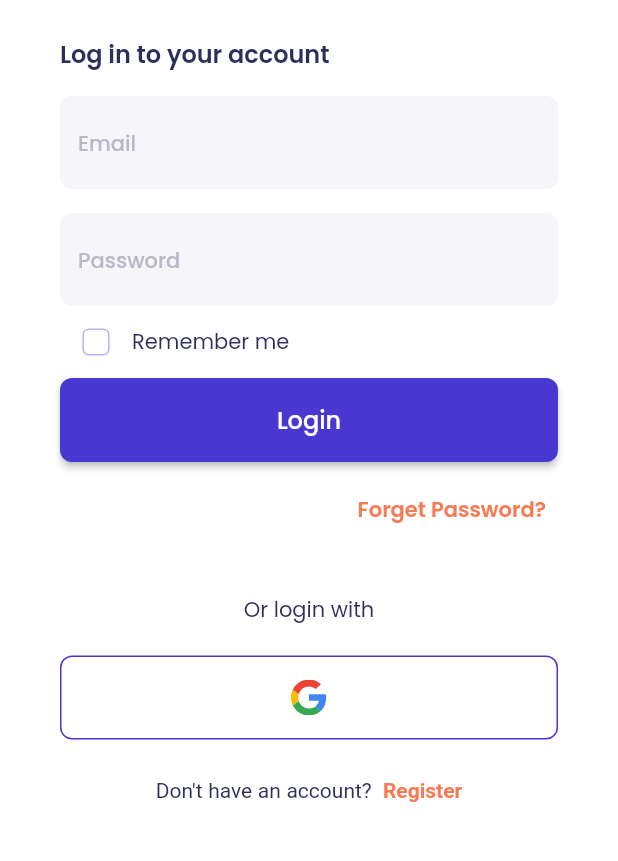
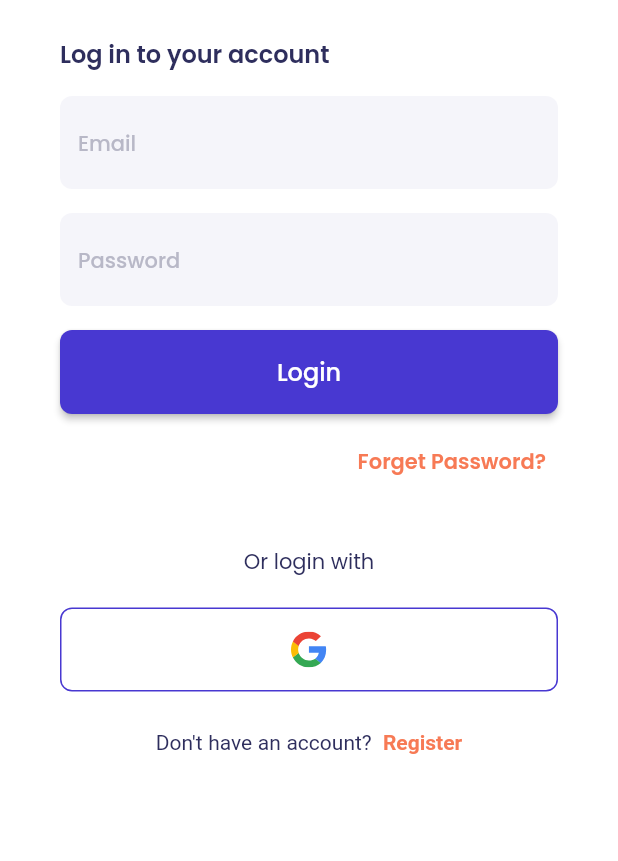
Before and after one commit to bobirbek1/audio_book, a Flutter app: the screen it shows after launch, after a tap on "Skip", on a phone screen of 412 x 824 dp, the part 270-1131 px from its top. Run offline on Flutter 3.47's test engine with Material 2 defaults, Android fonts, the phone set to English and light mode, and no system bars; our stand-ins replace firebase_auth, firebase_core, flutter_svg, google_fonts, google_sign_in; accounts and stored records are empty; network calls fail.

Commit message:
fix: remove remember me check

```diff
--- a/lib/src/presentation/pages/sign_in/sign_in_page.dart
+++ b/lib/src/presentation/pages/sign_in/sign_in_page.dart
@@ -51,7 +51,9 @@ class SignInPage extends StatelessWidget {
                   context.read<SignInViewModel>().isFieldsValid = isValid;
                 },
               ),
-              const _CheckBoxWidget(),
+              const SizedBox(
+                height: 16,
+              ),
               const _LoginButton(),
               const SizedBox(
                 height: 8,
```
Also changed, not shown: lib/main.dart (line endings or trailing spaces).
